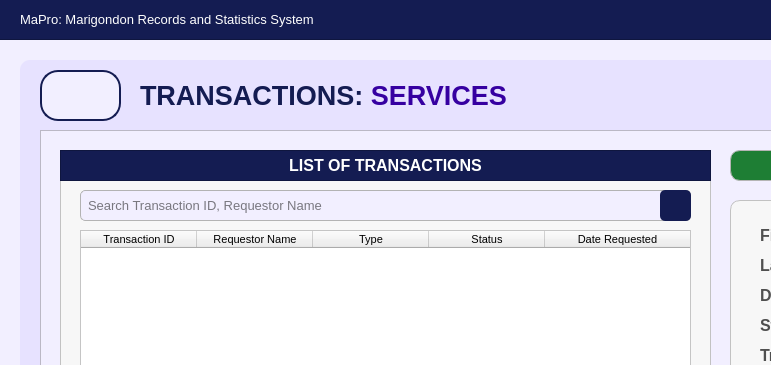
The window that Resources/UIs/MainPages/TransactionPages/services.ui (Yohhannn/Barangay-Records-Statistics-System) describes before a commit, drawn with Qt 5; both pictures show x 0 to 771 and y 0 to 365 of the 1350 by 850 pixel window.
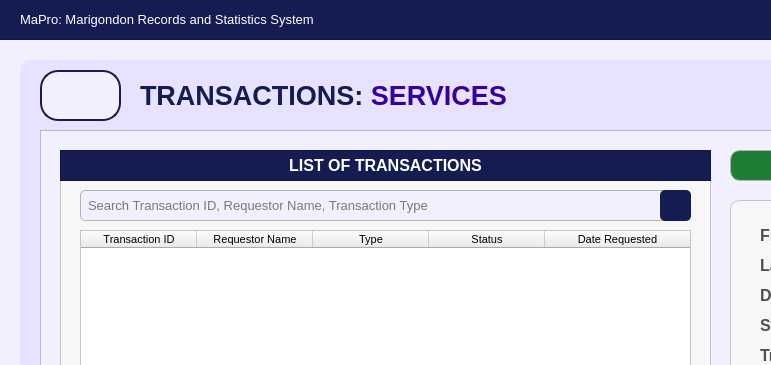
The same window after the commit. Icons and pictures are not drawn.

```diff
--- a/Resources/UIs/MainPages/TransactionPages/services.ui
+++ b/Resources/UIs/MainPages/TransactionPages/services.ui
@@ -311,7 +311,7 @@
        <string/>
       </property>
       <property name="placeholderText">
-       <string>Search Transaction ID, Requestor Name</string>
+       <string>Search Transaction ID, Requestor Name, Transaction Type</string>
       </property>
      </widget>
      <widget class="QPushButton" name="inst_Transaction_buttonSearch">
```
